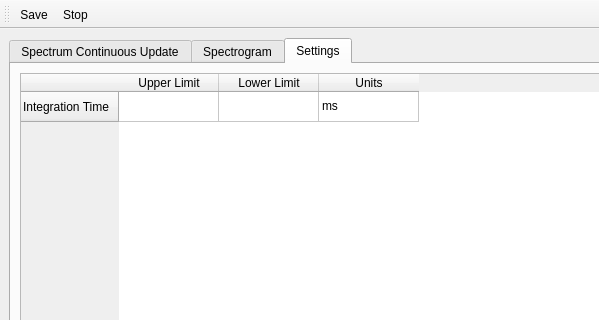
This is Gui_Window.ui in UCBoulder/frogware as Qt 5 draws it before an edit; both pictures show x 0 to 599 and y 0 to 320 of the 1025 by 625 pixel window. The edited form follows.
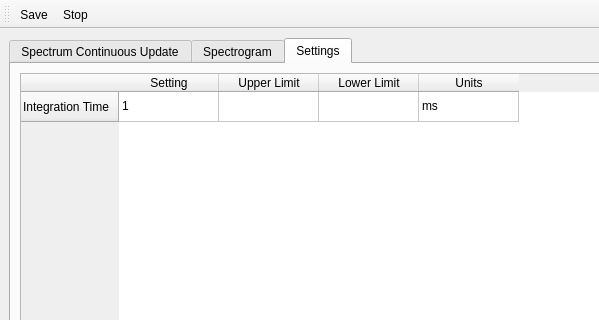
This is the edited form. The open tabs and pages were chosen to show the change. Icons and pictures are not drawn. Custom widgets are drawn as their Qt base class.

The edit to the form file:
```diff
--- a/Gui_Window.ui
+++ b/Gui_Window.ui
@@ -938,6 +938,11 @@
             <string>Integration Time</string>
            </property>
           </row>
+          <column>
+           <property name="text">
+            <string>Setting</string>
+           </property>
+          </column>
           <column>
            <property name="text">
             <string>Upper Limit</string>
@@ -953,7 +958,12 @@
             <string>Units</string>
            </property>
           </column>
-          <item row="0" column="2">
+          <item row="0" column="0">
+           <property name="text">
+            <string>1</string>
+           </property>
+          </item>
+          <item row="0" column="3">
            <property name="text">
             <string>ms</string>
            </property>
```
